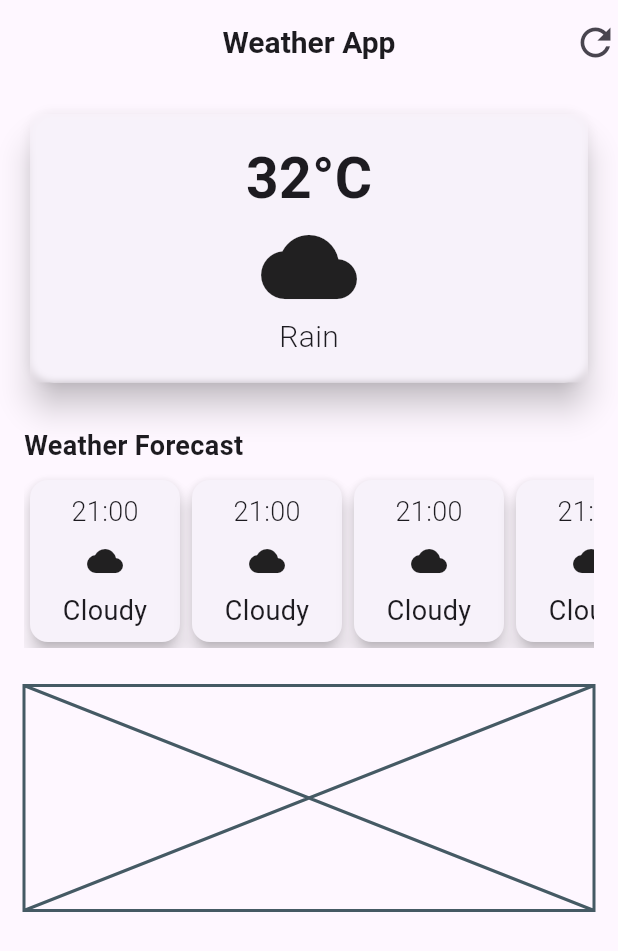
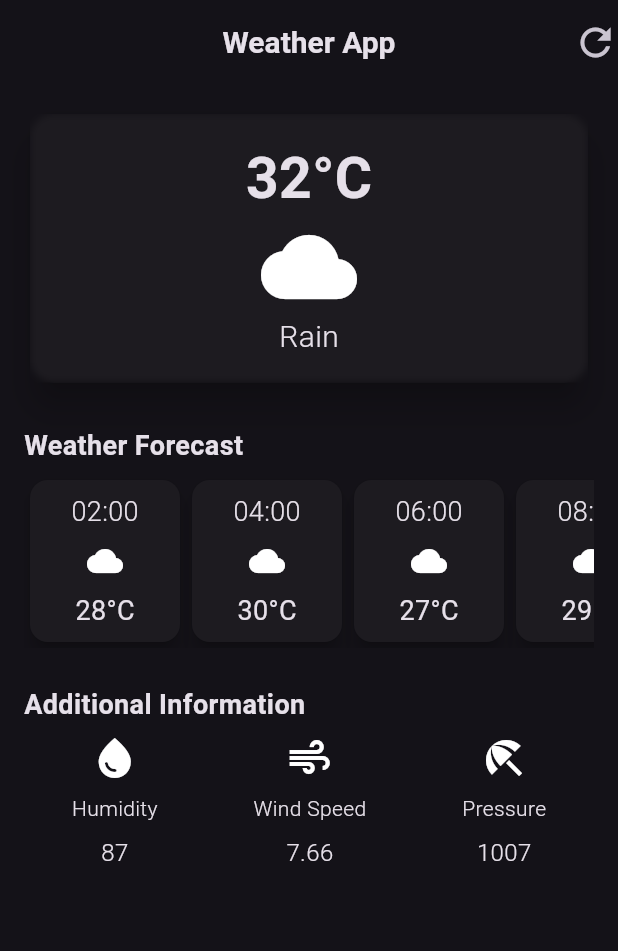
Before and after one commit to WebX-Divin/weather_app, a Flutter app: the screen it shows after launch, on a phone screen of 412 x 824 dp. Shown: the top 951 px of the screen. Run offline on Flutter 3.47's test engine with Material 3 defaults, Android fonts, the phone set to English and light mode, and no system bars.

Commit message:
UI Completed

```diff
--- /dev/null
+++ b/lib/additionalinfoItem.dart
@@ -0,0 +1,28 @@
+import 'package:flutter/material.dart';
+
+class additionalInfoItem extends StatelessWidget {
+
+  final String temperature;
+  final IconData icon;
+  final String tempData;
+
+  const additionalInfoItem({
+    super.key,
+    required this.icon,
+    required this.tempData,
+    required this.temperature,
+  });
+
+  @override
+  Widget build(BuildContext context) {
+    return Column(
+      children: [
+        Icon(icon, size: 32),
+        const SizedBox(height: 8),
+        Text(temperature, style: const TextStyle(fontSize: 14, fontWeight: FontWeight.w300),),
+        const SizedBox(height: 8),
+        Text(tempData, style: const TextStyle(fontSize: 16, fontWeight: FontWeight.w300),),
+      ],
+    );
+  }
+}
--- /dev/null
+++ b/lib/hourly_forecase.dart
@@ -0,0 +1,50 @@
+import 'package:flutter/material.dart';
+
+class HourlyForecast extends StatelessWidget {
+
+  final String time;
+  final String temperature;
+  final IconData icon;
+
+  const HourlyForecast({
+    super.key,
+    required this.time,
+    required this.temperature,
+    required this.icon,
+  });
+
+  @override
+  Widget build(BuildContext context) {
+    return Card(
+      elevation: 5,
+      child: Container(
+        width: 100,
+        decoration: BoxDecoration(
+          borderRadius: BorderRadius.circular(12),
+        ),
+        padding: const EdgeInsets.all(8.0),
+        child: Column(
+          children: [
+            Text(
+              time,
+              style: const TextStyle(
+                fontSize: 18,
+                fontWeight: FontWeight.w300,
+              ),
+            ),
+            const SizedBox(height: 8),
+            Icon(icon),
+            const SizedBox(height: 8),
+            Text(
+              temperature,
+              style: const TextStyle(
+                fontSize: 18,
+                fontWeight: FontWeight.w400,
+              ),
+            )
+          ],
+        ),
+      ),
+    );
+  }
+}
--- a/lib/main.dart
+++ b/lib/main.dart
@@ -12,7 +12,7 @@ class MyApp extends StatelessWidget{
   Widget build(BuildContext context){
     return MaterialApp(
       debugShowCheckedModeBanner: false,
-      theme: ThemeData.light(useMaterial3: true),
+      theme: ThemeData.dark(useMaterial3: true),
       home: const WeatherScreen(),
     );
   }
--- a/lib/weather_screen.dart
+++ b/lib/weather_screen.dart
@@ -1,5 +1,7 @@
 import 'dart:ui';
 import 'package:flutter/material.dart';
+import 'package:weather_app/additionalinfoItem.dart';
+import 'package:weather_app/hourly_forecase.dart';
 
 class WeatherScreen extends StatelessWidget {
   const WeatherScreen({super.key});
@@ -76,6 +78,7 @@ class WeatherScreen extends StatelessWidget {
               ),
             ),
             const SizedBox(height: 25),
+
             //secondary card
             const Align(
               alignment: Alignment.centerLeft,
@@ -92,19 +95,35 @@ class WeatherScreen extends StatelessWidget {
               scrollDirection: Axis.horizontal,
               child: Row(
                 children: [
-                  HourlyForecast(),
-                  HourlyForecast(),
-                  HourlyForecast(),
-                  HourlyForecast(),
-                  HourlyForecast(),
+                  HourlyForecast(time: '02:00', icon: Icons.cloud, temperature: '28°C'),
+                  HourlyForecast(time: '04:00', icon: Icons.cloud, temperature: '30°C'),
+                  HourlyForecast(time: '06:00', icon: Icons.cloud, temperature: '27°C'),
+                  HourlyForecast(time: '08:00', icon: Icons.cloud, temperature: '29°C'),
+                  HourlyForecast(time: '10:00', icon: Icons.cloud, temperature: '31°C'),
                 ],
               ),
             ),
+            const SizedBox(height: 25),
 
-            const SizedBox(height: 25),
             //third card
-            const Placeholder(
-              fallbackHeight: 150,
+            const Align(
+              alignment: Alignment.centerLeft,
+              child: Text(
+                'Additional Information',
+                style: TextStyle(
+                  fontSize: 18,
+                  fontWeight: FontWeight.bold,
+              ),
+              ),
+            ),
+            const SizedBox(height: 6),
+            const Row(
+              mainAxisAlignment: MainAxisAlignment.spaceAround,
+              children: [
+                additionalInfoItem(tempData: '87', icon: Icons.water_drop, temperature: 'Humidity',),
+                additionalInfoItem(tempData: '7.66', icon: Icons.air, temperature: 'Wind Speed',),
+                additionalInfoItem(tempData: '1007', icon: Icons.beach_access, temperature: 'Pressure',),
+              ],
             ),
           ],
         ),
@@ -112,44 +131,3 @@ class WeatherScreen extends StatelessWidget {
     );
   }
 }
-
-class HourlyForecast extends StatelessWidget {
-  const HourlyForecast({
-    super.key
-  });
-
-  @override
-  Widget build(BuildContext context) {
-    return Card(
-      elevation: 5,
-      child: Container(
-        width: 100,
-        decoration: BoxDecoration(
-          borderRadius: BorderRadius.circular(12),
-        ),
-        padding: const EdgeInsets.all(8.0),
-        child: const Column(
-          children: [
-            Text(
-              '21:00',
-              style: TextStyle(
-                fontSize: 18,
-                fontWeight: FontWeight.w300,
-              ),
-            ),
-            SizedBox(height: 8),
-            Icon(Icons.cloud),
-            SizedBox(height: 8),
-            Text(
-              'Cloudy',
-              style: TextStyle(
-                fontSize: 18,
-                fontWeight: FontWeight.w400,
-              ),
-            )
-          ],
-        ),
-      ),
-    );
-  }
-}
```
